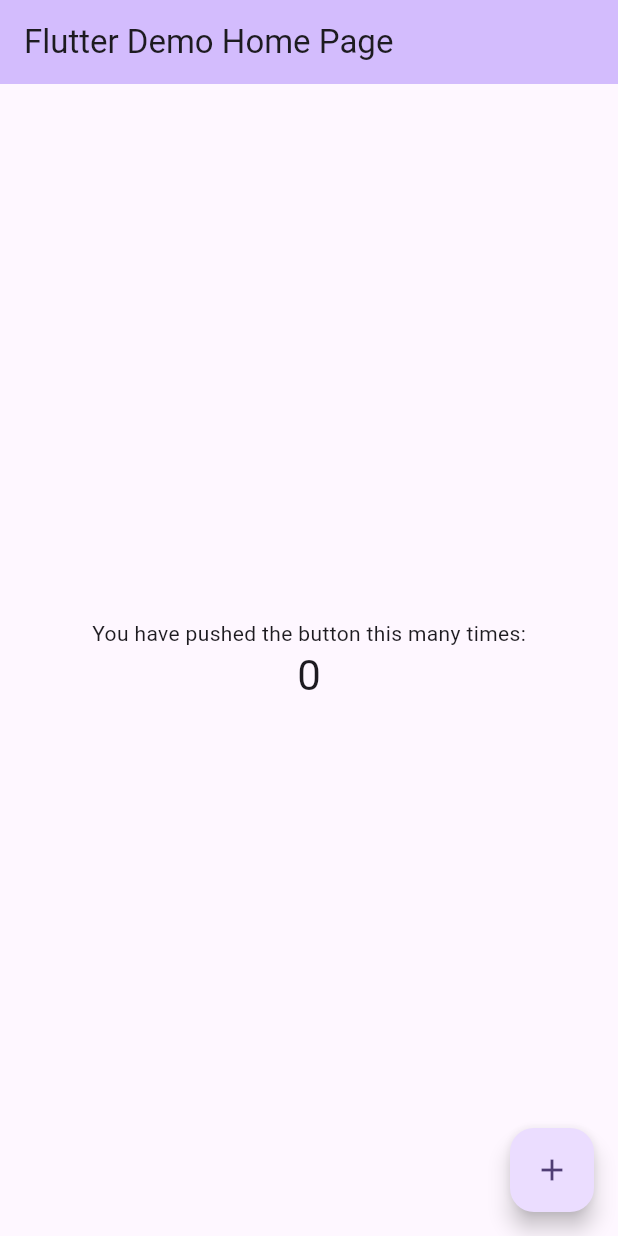
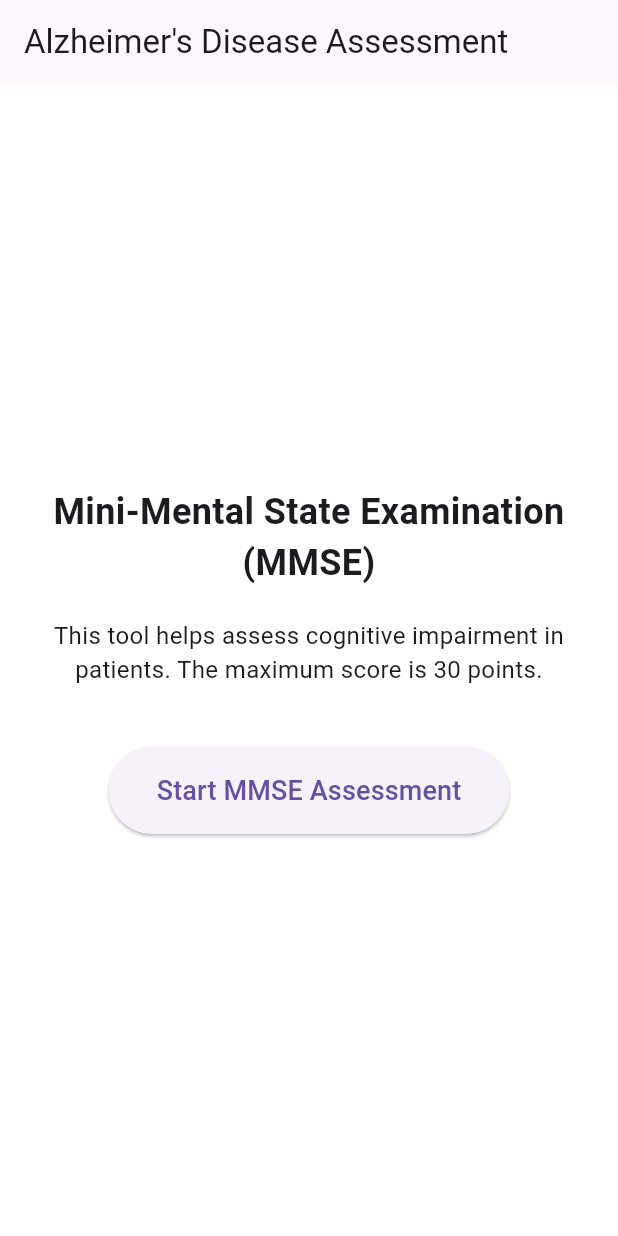
Before and after one commit to Junos16/alzheimers_form, a Flutter app: the screen it shows after launch, on a phone screen of 412 x 824 dp. Run offline on Flutter 3.47's test engine with Material 3 defaults, Android fonts, the phone set to English and light mode, and no system bars.

Commit message:
Implement MMSE test, create pages for home and mmse test

```diff
--- /dev/null
+++ b/lib/home.dart
@@ -0,0 +1,55 @@
+import 'package:flutter/material.dart';
+import 'mmse.dart';
+
+class HomePage extends StatelessWidget {
+  const HomePage({Key? key}) : super(key: key);
+
+  @override
+  Widget build(BuildContext context) {
+    return Scaffold(
+      backgroundColor: Colors.white,
+      appBar: AppBar(
+        title: const Text("Alzheimer's Disease Assessment"),
+      ),
+      body: SafeArea(
+        child: Center(
+          child: Column(
+            mainAxisAlignment: MainAxisAlignment.center,
+            children: [
+              const Text(
+                'Mini-Mental State Examination (MMSE)',
+                style: TextStyle(fontSize: 24, fontWeight: FontWeight.bold),
+                textAlign: TextAlign.center,
+              ),
+              const SizedBox(height: 20),
+              const Padding(
+                padding: EdgeInsets.symmetric(horizontal: 32.0),
+                child: Text(
+                  'This tool helps assess cognitive impairment in patients. The maximum score is 30 points.',
+                  style: TextStyle(fontSize: 16),
+                  textAlign: TextAlign.center,
+                ),
+              ),
+              const SizedBox(height: 40),
+              ElevatedButton(
+                style: ElevatedButton.styleFrom(
+                  padding: const EdgeInsets.symmetric(horizontal: 32, vertical: 16),
+                ),
+                onPressed: () {
+                  Navigator.push(
+                    context,
+                    MaterialPageRoute(builder: (context) => const MMSEForm()),
+                  );
+                },
+                child: const Text(
+                  'Start MMSE Assessment',
+                  style: TextStyle(fontSize: 18),
+                ),
+              ),
+            ],
+          ),
+        ),
+      ),
+    );
+  }
+}
--- a/lib/main.dart
+++ b/lib/main.dart
@@ -1,122 +1,23 @@
 import 'package:flutter/material.dart';
+import 'home.dart';
 
 void main() {
   runApp(const MyApp());
 }
 
 class MyApp extends StatelessWidget {
-  const MyApp({super.key});
+  const MyApp({Key? key}) : super(key: key);
 
-  // This widget is the root of your application.
   @override
   Widget build(BuildContext context) {
     return MaterialApp(
-      title: 'Flutter Demo',
+      title: "Alzheimer's Disease Form",
       theme: ThemeData(
-        // This is the theme of your application.
-        //
-        // TRY THIS: Try running your application with "flutter run". You'll see
-        // the application has a purple toolbar. Then, without quitting the app,
-        // try changing the seedColor in the colorScheme below to Colors.green
-        // and then invoke "hot reload" (save your changes or press the "hot
-        // reload" button in a Flutter-supported IDE, or press "r" if you used
-        // the command line to start the app).
-        //
-        // Notice that the counter didn't reset back to zero; the application
-        // state is not lost during the reload. To reset the state, use hot
-        // restart instead.
-        //
-        // This works for code too, not just values: Most code changes can be
-        // tested with just a hot reload.
-        colorScheme: ColorScheme.fromSeed(seedColor: Colors.deepPurple),
+        primarySwatch: Colors.blue,
+        visualDensity: VisualDensity.adaptivePlatformDensity,
       ),
-      home: const MyHomePage(title: 'Flutter Demo Home Page'),
+      home: const HomePage(),
+      debugShowCheckedModeBanner: false,
     );
   }
 }
-
-class MyHomePage extends StatefulWidget {
-  const MyHomePage({super.key, required this.title});
-
-  // This widget is the home page of your application. It is stateful, meaning
-  // that it has a State object (defined below) that contains fields that affect
-  // how it looks.
-
-  // This class is the configuration for the state. It holds the values (in this
-  // case the title) provided by the parent (in this case the App widget) and
-  // used by the build method of the State. Fields in a Widget subclass are
-  // always marked "final".
-
-  final String title;
-
-  @override
-  State<MyHomePage> createState() => _MyHomePageState();
-}
-
-class _MyHomePageState extends State<MyHomePage> {
-  int _counter = 0;
-
-  void _incrementCounter() {
-    setState(() {
-      // This call to setState tells the Flutter framework that something has
-      // changed in this State, which causes it to rerun the build method below
-      // so that the display can reflect the updated values. If we changed
-      // _counter without calling setState(), then the build method would not be
-      // called again, and so nothing would appear to happen.
-      _counter++;
-    });
-  }
-
-  @override
-  Widget build(BuildContext context) {
-    // This method is rerun every time setState is called, for instance as done
-    // by the _incrementCounter method above.
-    //
-    // The Flutter framework has been optimized to make rerunning build methods
-    // fast, so that you can just rebuild anything that needs updating rather
-    // than having to individually change instances of widgets.
-    return Scaffold(
-      appBar: AppBar(
-        // TRY THIS: Try changing the color here to a specific color (to
-        // Colors.amber, perhaps?) and trigger a hot reload to see the AppBar
-        // change color while the other colors stay the same.
-        backgroundColor: Theme.of(context).colorScheme.inversePrimary,
-        // Here we take the value from the MyHomePage object that was created by
-        // the App.build method, and use it to set our appbar title.
-        title: Text(widget.title),
-      ),
-      body: Center(
-        // Center is a layout widget. It takes a single child and positions it
-        // in the middle of the parent.
-        child: Column(
-          // Column is also a layout widget. It takes a list of children and
-          // arranges them vertically. By default, it sizes itself to fit its
-          // children horizontally, and tries to be as tall as its parent.
-          //
-          // Column has various properties to control how it sizes itself and
-          // how it positions its children. Here we use mainAxisAlignment to
-          // center the children vertically; the main axis here is the vertical
-          // axis because Columns are vertical (the cross axis would be
-          // horizontal).
-          //
-          // TRY THIS: Invoke "debug painting" (choose the "Toggle Debug Paint"
-          // action in the IDE, or press "p" in the console), to see the
-          // wireframe for each widget.
-          mainAxisAlignment: MainAxisAlignment.center,
-          children: <Widget>[
-            const Text('You have pushed the button this many times:'),
-            Text(
-              '$_counter',
-              style: Theme.of(context).textTheme.headlineMedium,
-            ),
-          ],
-        ),
-      ),
-      floatingActionButton: FloatingActionButton(
-        onPressed: _incrementCounter,
-        tooltip: 'Increment',
-        child: const Icon(Icons.add),
-      ), // This trailing comma makes auto-formatting nicer for build methods.
-    );
-  }
-}
```
Also changed, not shown: lib/mmse.dart (added, +282 -0 lines).
